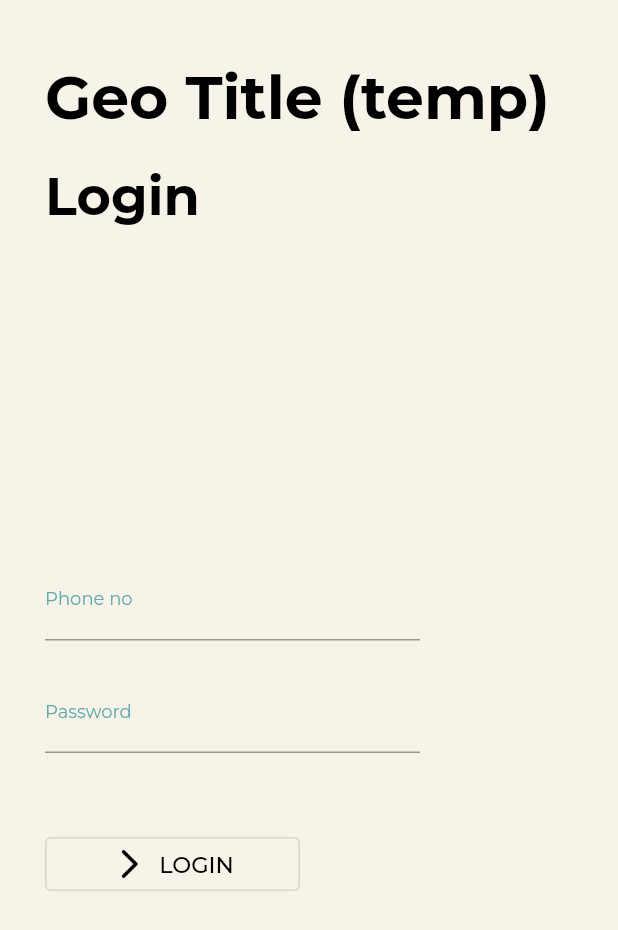
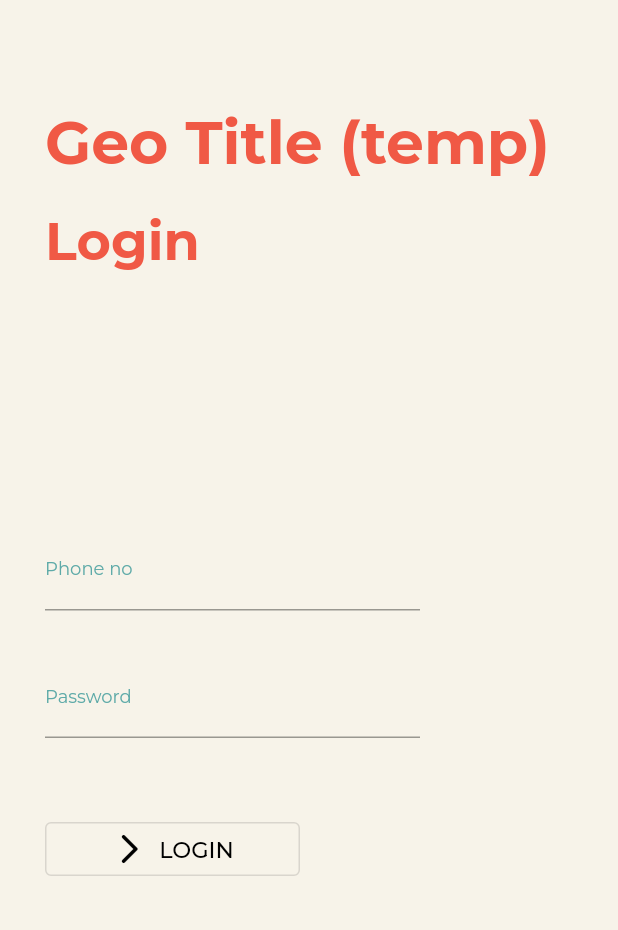
Before and after one commit to TheCraftOfCode/GeoSpatial, a Flutter app: the screen it shows after launch, on a phone screen of 412 x 824 dp. Shown: the top 930 px of the screen. Run offline on Flutter 3.47's test engine with Material 2 defaults, Android fonts, the phone set to English and light mode, and no system bars; our stand-ins replace google_fonts.

Commit message:
Added Globals.dart

```diff
--- /dev/null
+++ b/lib/Globals.dart
@@ -0,0 +1,23 @@
+import 'package:flutter/material.dart';
+
+ThemeData theme = ThemeData(
+  brightness: Brightness.light,
+  primaryColor: Color(0xff5EAAA8),
+  canvasColor: Color(0xffF7F3E9),
+  accentColor: Color(0xffF05945),
+  scaffoldBackgroundColor: Color(0xffF7F3E9),
+  cardColor: Colors.white,
+  focusColor: Color(0xff5EAAA8),
+  hoverColor: Color(0xff5EAAA8),
+  highlightColor: Color(0xff5EAAA8),
+  disabledColor: Colors.grey.shade200,
+  buttonTheme: ButtonThemeData(
+    minWidth: 200,
+    height: 50,
+    shape: RoundedRectangleBorder(
+        borderRadius: BorderRadius.all(Radius.circular(20))),
+  ),
+  buttonColor: Color(0xffA3D2CA),
+  backgroundColor: Color(0xffF7F3E9),
+  hintColor: Color(0xff5EAAA8),
+);
--- /dev/null
+++ b/lib/IndividualDataCollection.dart
@@ -0,0 +1,19 @@
+import 'package:flutter/material.dart';
+
+class IndividualDataCollection extends StatefulWidget {
+  const IndividualDataCollection({Key? key}) : super(key: key);
+
+  @override
+  _IndividualDataCollectionState createState() => _IndividualDataCollectionState();
+}
+
+class _IndividualDataCollectionState extends State<IndividualDataCollection> {
+  @override
+  Widget build(BuildContext context) {
+    return MaterialApp(
+      home: Scaffold(
+        body: Text('Individual Data'),
+      ),
+    );
+  }
+}
--- a/lib/Login.dart
+++ b/lib/Login.dart
@@ -1,6 +1,7 @@
 import 'package:flutter/material.dart';
-import 'package:geo_spatial/main.dart' as main;
+import 'package:geo_spatial/Globals.dart' as Globals;
 import 'package:google_fonts/google_fonts.dart';
+import 'package:geo_spatial/IndividualDataCollection.dart';
 
 class Login extends StatelessWidget {
   const Login({Key? key}) : super(key: key);
@@ -8,7 +9,7 @@ class Login extends StatelessWidget {
   @override
   Widget build(BuildContext context) {
     return MaterialApp(
-      theme: main.theme,
+      theme: Globals.theme,
       debugShowCheckedModeBanner: false,
       home: Scaffold(
         body: Stack(children: [
@@ -18,12 +19,12 @@ class Login extends StatelessWidget {
               crossAxisAlignment: CrossAxisAlignment.start,
               children: [
                 Padding(
-                    padding: EdgeInsets.only(left: 30, top: 40),
+                    padding: EdgeInsets.only(left: 30, top: 70),
                     child: Text(
                       'Geo Title (temp)',
                       style: GoogleFonts.montserrat(
                           fontSize: 40,
-                          color: Colors.black,
+                          color: Color(0xffF05945),
                           fontWeight: FontWeight.bold),
                     )),
                 Padding(
@@ -32,12 +33,12 @@ class Login extends StatelessWidget {
                     'Login',
                     style: GoogleFonts.montserrat(
                         fontSize: 35,
-                        color: Colors.black,
+                        color: Color(0xffF05945),
                         fontWeight: FontWeight.bold),
                   ),
                 ),
                 SizedBox(
-                  height: 200,
+                  height: 150,
                 ),
                 // TODO: Add an image for login
                 Padding(
@@ -55,7 +56,7 @@ class Login extends StatelessWidget {
                   ),
                 ),
                 Padding(
-                  padding: const EdgeInsets.only(left: 30.0, top: 20.0),
+                  padding: const EdgeInsets.only(left: 30.0, top: 30.0),
                   child: Container(
                     width: 250,
                     child: TextField(
@@ -71,8 +72,7 @@ class Login extends StatelessWidget {
                     width: 200,
                     padding: EdgeInsets.only(left: 30, top: 50),
                     child: OutlinedButton.icon(
-                      onPressed: () { //HomePage(),
-                      },
+                      onPressed: () { IndividualDataCollection();},
                       icon: Icon(
                         Icons.arrow_forward_ios_rounded,
                         color: Colors.black,
--- a/lib/main.dart
+++ b/lib/main.dart
@@ -12,28 +12,6 @@ void main() {
   );
 }
 
-ThemeData theme = ThemeData(
-  brightness: Brightness.light,
-  primaryColor: Color(0xff5EAAA8),
-  canvasColor: Color(0xffF7F3E9),
-  accentColor: Color(0xffF05945),
-  scaffoldBackgroundColor: Color(0xffF7F3E9),
-  cardColor: Colors.white,
-  focusColor: Color(0xff5EAAA8),
-  hoverColor: Color(0xff5EAAA8),
-  highlightColor: Color(0xff5EAAA8),
-  disabledColor: Colors.grey.shade200,
-  buttonTheme: ButtonThemeData(
-    minWidth: 200,
-    height: 50,
-    shape: RoundedRectangleBorder(
-        borderRadius: BorderRadius.all(Radius.circular(20))),
-  ),
-  buttonColor: Color(0xffA3D2CA),
-  backgroundColor: Color(0xffF7F3E9),
-  hintColor: Color(0xff5EAAA8),
-);
-
 class MyApp extends StatelessWidget {
   const MyApp({Key? key}) : super(key: key);
 
```
